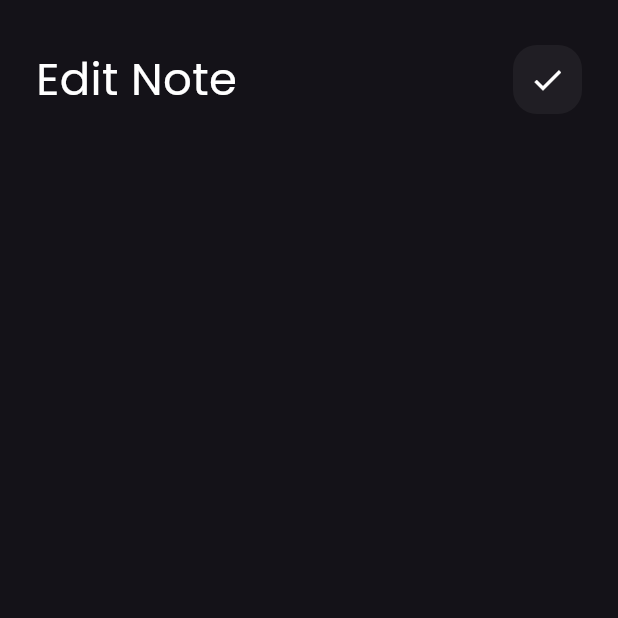
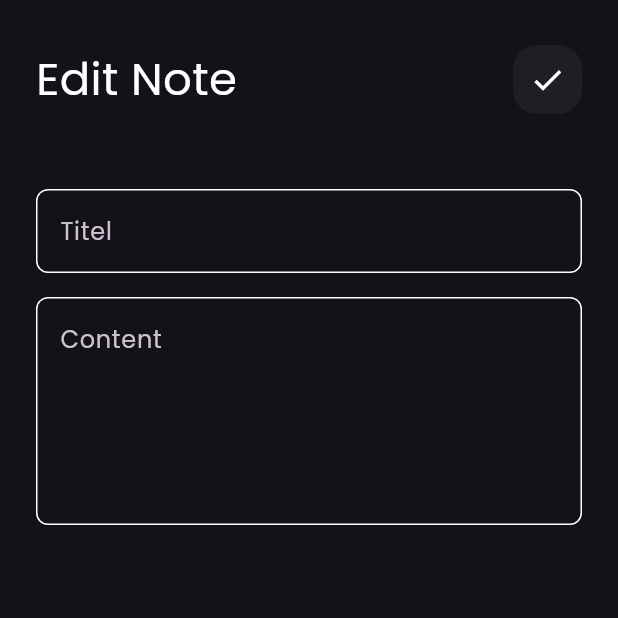
Before and after one commit to abdallahmostafa281/notes_app, a Flutter app: the EditNoteView screen opened directly, on a phone screen of 412 x 824 dp, the top half of it. Run offline on Flutter 3.47's test engine with Material 3 defaults, Android fonts, the phone set to English and light mode, and no system bars.

Commit message:
add custom text field to edit note view

```diff
--- a/lib/widgets/edit_note_view_body.dart
+++ b/lib/widgets/edit_note_view_body.dart
@@ -1,5 +1,6 @@
 import 'package:flutter/material.dart';
 import 'package:notes_app/widgets/custom_app_bar.dart';
+import 'package:notes_app/widgets/custom_text_field.dart';
 
 class EditNoteViewBody extends StatelessWidget {
   const EditNoteViewBody({super.key});
@@ -17,6 +18,14 @@ class EditNoteViewBody extends StatelessWidget {
             titel: 'Edit Note',
             icon: Icons.check,
           ),
+          SizedBox(
+            height: 50,
+          ),
+          CustomTextField(hint: 'Titel'),
+          SizedBox(
+            height: 16,
+          ),
+          CustomTextField(hint: 'Content', maxline: 5),
         ],
       ),
     );
```
